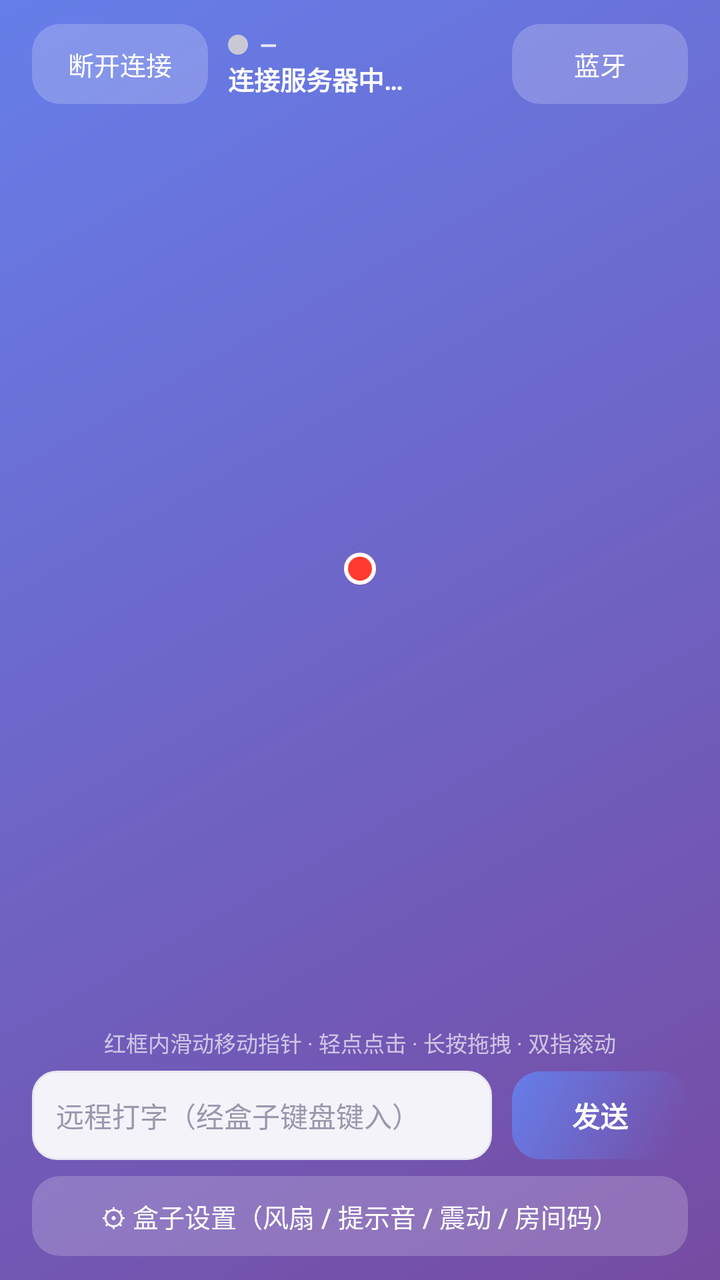
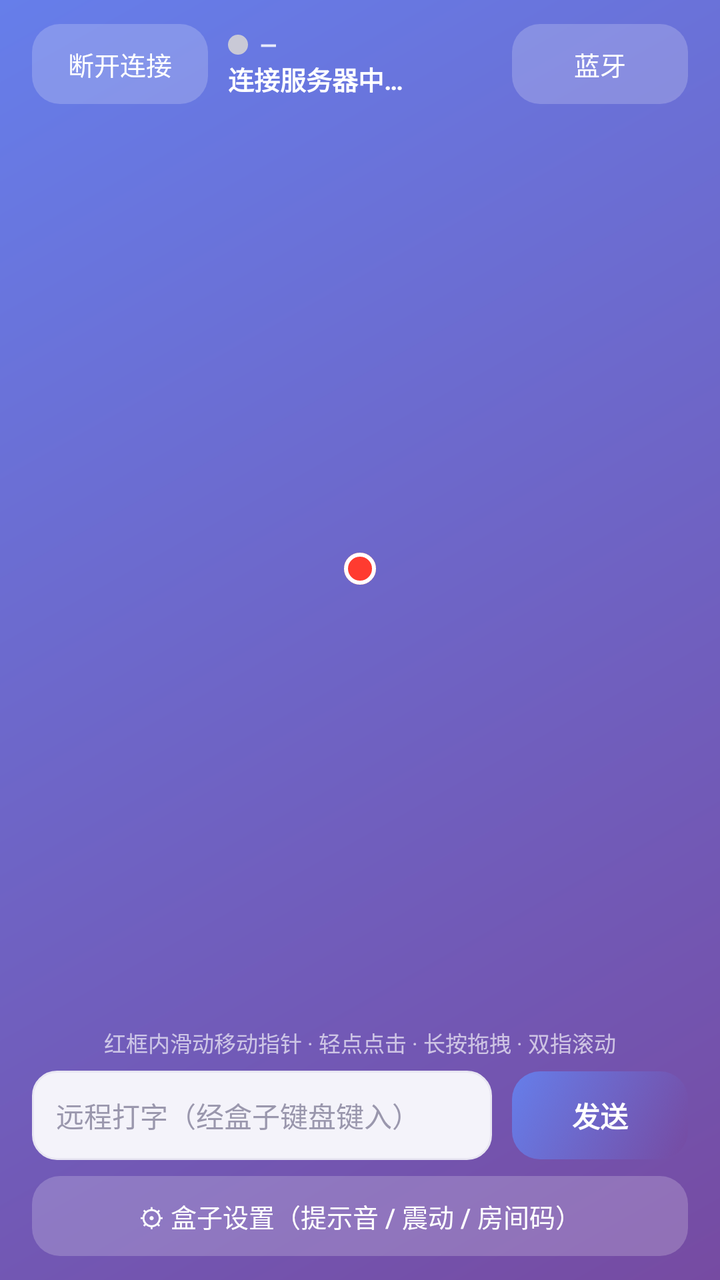

An Android layout rendered at two revisions. The XML below is the earlier revision; the diff shows what the commit changed to produce the second picture.
<!-- AndroidManifest.xml: application theme Theme.RCViewer -->
<!-- res/layout/activity_control.xml -->
<?xml version="1.0" encoding="utf-8"?>
<LinearLayout xmlns:android="http://schemas.android.com/apk/res/android"
    android:layout_width="match_parent"
    android:layout_height="match_parent"
    android:orientation="vertical"
    android:paddingLeft="16dp"
    android:paddingRight="16dp"
    android:paddingTop="12dp"
    android:paddingBottom="12dp">

    
    <LinearLayout
        android:layout_width="match_parent"
        android:layout_height="wrap_content"
        android:gravity="center_vertical"
        android:orientation="horizontal">

        <Button
            android:id="@+id/disconnectButton"
            android:layout_width="wrap_content"
            android:layout_height="40dp"
            android:background="@drawable/bg_btn_ghost"
            android:paddingLeft="16dp"
            android:paddingRight="16dp"
            android:stateListAnimator="@null"
            android:text="断开连接"
            android:textColor="#FFFFFF"
            android:textSize="13sp" />

        <LinearLayout
            android:layout_width="0dp"
            android:layout_height="wrap_content"
            android:layout_marginLeft="10dp"
            android:layout_weight="1"
            android:orientation="vertical">

            <LinearLayout
                android:layout_width="wrap_content"
                android:layout_height="wrap_content"
                android:gravity="center_vertical"
                android:orientation="horizontal">

                <ImageView
                    android:id="@+id/statusDot"
                    android:layout_width="10dp"
                    android:layout_height="10dp"
                    android:contentDescription="连接状态"
                    android:src="@drawable/dot_idle" />

                <TextView
                    android:id="@+id/roomChip"
                    android:layout_width="wrap_content"
                    android:layout_height="wrap_content"
                    android:layout_marginLeft="6dp"
                    android:text="—"
                    android:textColor="#d8ffffff"
                    android:textSize="11sp"
                    android:textStyle="bold" />
            </LinearLayout>

            <TextView
                android:id="@+id/statusLabel"
                android:layout_width="wrap_content"
                android:layout_height="wrap_content"
                android:ellipsize="end"
                android:maxLines="1"
                android:text="连接服务器中…"
                android:textColor="#FFFFFF"
                android:textSize="13sp"
                android:textStyle="bold" />
        </LinearLayout>

        <Button
            android:id="@+id/btButton"
            android:layout_width="wrap_content"
            android:layout_height="40dp"
            android:background="@drawable/bg_btn_ghost"
            android:paddingLeft="14dp"
            android:paddingRight="14dp"
            android:stateListAnimator="@null"
            android:text="蓝牙"
            android:textColor="#FFFFFF"
            android:textSize="13sp" />
    </LinearLayout>

    
    <FrameLayout
        android:id="@+id/padContainer"
        android:layout_width="match_parent"
        android:layout_height="0dp"
        android:layout_marginTop="12dp"
        android:layout_weight="1">

        <FrameLayout
            android:id="@+id/padFrame"
            android:layout_width="wrap_content"
            android:layout_height="wrap_content"
            android:layout_gravity="center"
            android:background="@drawable/bg_pad">

            <View
                android:id="@+id/pointerDot"
                android:layout_width="16dp"
                android:layout_height="16dp"
                android:background="@drawable/pointer_dot"
                android:contentDescription="指针位置" />
        </FrameLayout>

        
        <TextView
            android:id="@+id/offlineOverlay"
            android:layout_width="wrap_content"
            android:layout_height="wrap_content"
            android:layout_gravity="center"
            android:background="@drawable/bg_overlay"
            android:gravity="center"
            android:paddingLeft="24dp"
            android:paddingRight="24dp"
            android:paddingTop="18dp"
            android:paddingBottom="18dp"
            android:text="桥接盒未连接\n\n服务器已连上，但房间里没有小盒子\n无法远程操作 iPhone\n\n盒子通电联网后会自动恢复"
            android:textColor="#FFFFFF"
            android:textSize="13sp"
            android:visibility="gone" />
    </FrameLayout>

    
    <TextView
        android:layout_width="match_parent"
        android:layout_height="wrap_content"
        android:layout_marginTop="8dp"
        android:gravity="center"
        android:text="红框内滑动移动指针 · 轻点点击 · 长按拖拽 · 双指滚动"
        android:textColor="#a6ffffff"
        android:textSize="11sp" />

    
    <LinearLayout
        android:layout_width="match_parent"
        android:layout_height="wrap_content"
        android:layout_marginTop="6dp"
        android:gravity="center_vertical"
        android:orientation="horizontal">

        <EditText
            android:id="@+id/textInput"
            android:layout_width="0dp"
            android:layout_height="wrap_content"
            android:layout_weight="1"
            android:background="@drawable/bg_input"
            android:hint="远程打字（经盒子键盘键入）"
            android:imeOptions="actionSend"
            android:inputType="text"
            android:padding="12dp"
            android:textColor="@color/ink"
            android:textSize="14sp" />

        <Button
            android:id="@+id/sendTextButton"
            android:layout_width="wrap_content"
            android:layout_height="44dp"
            android:layout_marginLeft="10dp"
            android:background="@drawable/bg_btn_primary"
            android:stateListAnimator="@null"
            android:text="发送"
            android:textColor="#FFFFFF"
            android:textStyle="bold" />
    </LinearLayout>

    
    <Button
        android:id="@+id/settingsButton"
        android:layout_width="match_parent"
        android:layout_height="40dp"
        android:layout_marginTop="8dp"
        android:background="@drawable/bg_btn_ghost"
        android:stateListAnimator="@null"
        android:text="⚙ 盒子设置（风扇 / 提示音 / 震动 / 房间码）"
        android:textColor="#FFFFFF"
        android:textSize="13sp" />

</LinearLayout>
<!-- resources referenced by this layout -->
<resources>
  <color name="ink">#2d2a3e</color>
  <!-- drawable bg_btn_ghost (drawable) -->
  <?xml version="1.0" encoding="utf-8"?>
  <selector xmlns:android="http://schemas.android.com/apk/res/android">
      <item android:state_pressed="true">
          <shape>
              <solid android:color="#4dffffff" />
              <corners android:radius="14dp" />
          </shape>
      </item>
      <item>
          <shape>
              <solid android:color="#33ffffff" />
              <corners android:radius="14dp" />
          </shape>
      </item>
  </selector>
  <!-- drawable bg_btn_primary (drawable) -->
  <?xml version="1.0" encoding="utf-8"?>
  <selector xmlns:android="http://schemas.android.com/apk/res/android">
      <item android:state_pressed="true">
          <shape>
              <gradient android:angle="315"
                  android:startColor="#5568d5" android:endColor="#6a4396" />
              <corners android:radius="14dp" />
          </shape>
      </item>
      <item>
          <shape>
              <gradient android:angle="315"
                  android:startColor="@color/brand_start" android:endColor="@color/brand_end" />
              <corners android:radius="14dp" />
          </shape>
      </item>
  </selector>
  <!-- drawable bg_input (drawable) -->
  <?xml version="1.0" encoding="utf-8"?>
  <shape xmlns:android="http://schemas.android.com/apk/res/android">
      <solid android:color="@color/field_bg" />
      <stroke android:width="1dp" android:color="@color/field_stroke" />
      <corners android:radius="12dp" />
  </shape>
  <!-- drawable bg_overlay (drawable) -->
  <?xml version="1.0" encoding="utf-8"?>
  <shape xmlns:android="http://schemas.android.com/apk/res/android">
      <solid android:color="#cc1b1730" />
      <corners android:radius="16dp" />
  </shape>
  <!-- drawable bg_pad (drawable) -->
  <?xml version="1.0" encoding="utf-8"?>
  <shape xmlns:android="http://schemas.android.com/apk/res/android">
      <solid android:color="#161322" />
      <stroke android:width="3dp" android:color="#ff3b30" />
      <corners android:radius="16dp" />
  </shape>
  <!-- drawable dot_idle (drawable) -->
  <?xml version="1.0" encoding="utf-8"?>
  <shape xmlns:android="http://schemas.android.com/apk/res/android"
      android:shape="oval">
      <solid android:color="@color/dot_idle" />
      <size android:width="12dp" android:height="12dp" />
  </shape>
  <!-- drawable pointer_dot (drawable) -->
  <?xml version="1.0" encoding="utf-8"?>
  <shape xmlns:android="http://schemas.android.com/apk/res/android"
      android:shape="oval">
      <solid android:color="#ff3b30" />
      <stroke android:width="2dp" android:color="#FFFFFF" />
      <size android:width="16dp" android:height="16dp" />
  </shape>
  <style name="Theme.RCViewer" parent="Theme.AppCompat.NoActionBar">
          <item name="colorPrimary">@color/brand_start</item>
          <item name="colorPrimaryDark">@color/brand_deep</item>
          <item name="colorAccent">@color/brand_end</item>
          <item name="android:statusBarColor">@color/brand_deep</item>
          <item name="android:windowBackground">@drawable/bg_gradient</item>
          <item name="android:textColorHint">#9a97ad</item>
      </style>
  <color name="brand_start">#667eea</color>
  <color name="brand_end">#764ba2</color>
  <color name="field_bg">#f4f3fa</color>
  <color name="field_stroke">#e8e6f2</color>
  <color name="dot_idle">#c9c9d6</color>
  <color name="brand_deep">#5a63d6</color>
  <!-- drawable bg_gradient (drawable) -->
  <?xml version="1.0" encoding="utf-8"?>
  <shape xmlns:android="http://schemas.android.com/apk/res/android">
      <gradient
          android:angle="315"
          android:startColor="@color/brand_start"
          android:endColor="@color/brand_end"
          android:type="linear" />
  </shape>
</resources>

<!-- the commit's change to res/layout/activity_control.xml (unified diff, before → after) -->
@@ -175,7 +175,7 @@
         android:layout_marginTop="8dp"
         android:background="@drawable/bg_btn_ghost"
         android:stateListAnimator="@null"
-        android:text="⚙ 盒子设置（风扇 / 提示音 / 震动 / 房间码）"
+        android:text="&#9881; 盒子设置（提示音 / 震动 / 房间码）"
         android:textColor="#FFFFFF"
         android:textSize="13sp" />
 
